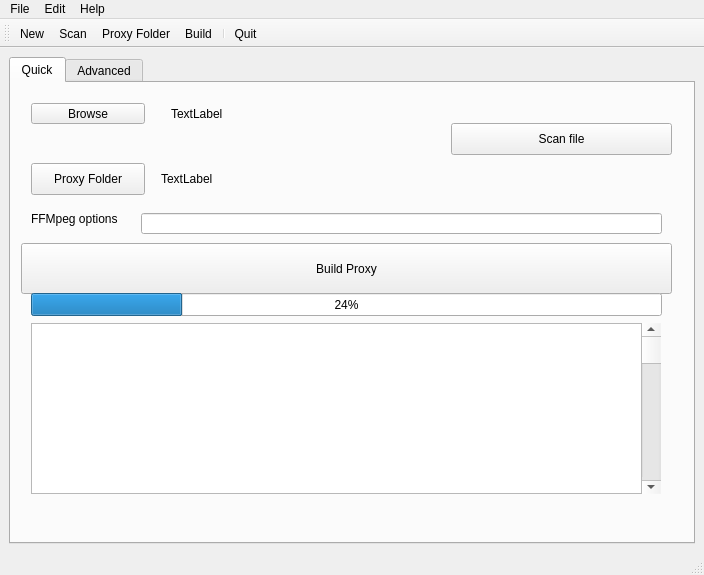
Above: proxybuilder/proxybuild.ui from edsoncudjoe/buildproxy before the change. Below: the same form after it.
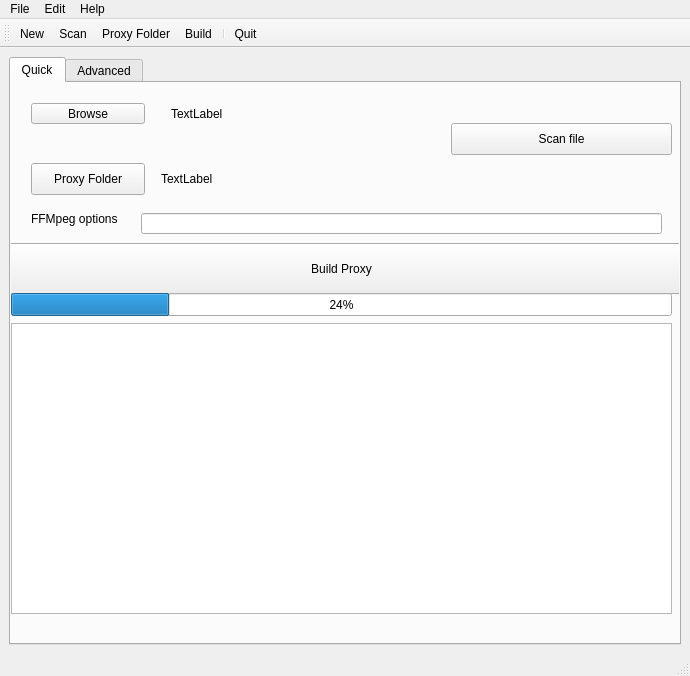
That is the form after the change. Icons and pictures are not drawn.

Commit message: make action buttons functional

```diff
--- a/proxybuilder/proxybuild.ui
+++ b/proxybuilder/proxybuild.ui
@@ -6,8 +6,8 @@
    <rect>
     <x>0</x>
     <y>0</y>
-    <width>704</width>
-    <height>575</height>
+    <width>690</width>
+    <height>676</height>
    </rect>
   </property>
   <property name="windowTitle">
@@ -107,9 +107,9 @@
        <widget class="QPushButton" name="build_btn">
         <property name="geometry">
          <rect>
-          <x>10</x>
+          <x>-10</x>
           <y>160</y>
-          <width>651</width>
+          <width>681</width>
           <height>51</height>
          </rect>
         </property>
@@ -120,9 +120,9 @@
        <widget class="QProgressBar" name="progress_bar">
         <property name="geometry">
          <rect>
-          <x>20</x>
+          <x>0</x>
           <y>210</y>
-          <width>631</width>
+          <width>661</width>
           <height>23</height>
          </rect>
         </property>
@@ -153,26 +153,13 @@
          <string>FFMpeg options</string>
         </property>
        </widget>
-       <widget class="QScrollBar" name="verticalScrollBar">
-        <property name="geometry">
-         <rect>
-          <x>630</x>
-          <y>240</y>
-          <width>20</width>
-          <height>171</height>
-         </rect>
-        </property>
-        <property name="orientation">
-         <enum>Qt::Vertical</enum>
-        </property>
-       </widget>
        <widget class="QPlainTextEdit" name="text_browser">
         <property name="geometry">
          <rect>
-          <x>20</x>
+          <x>0</x>
           <y>240</y>
-          <width>611</width>
-          <height>171</height>
+          <width>661</width>
+          <height>291</height>
          </rect>
         </property>
        </widget>
@@ -348,7 +335,7 @@
     <rect>
      <x>0</x>
      <y>0</y>
-     <width>704</width>
+     <width>690</width>
      <height>22</height>
     </rect>
    </property>
```
Left out of the diff: 2 changed lines with no effect on the pictures. The commit also changes 4 other files.
